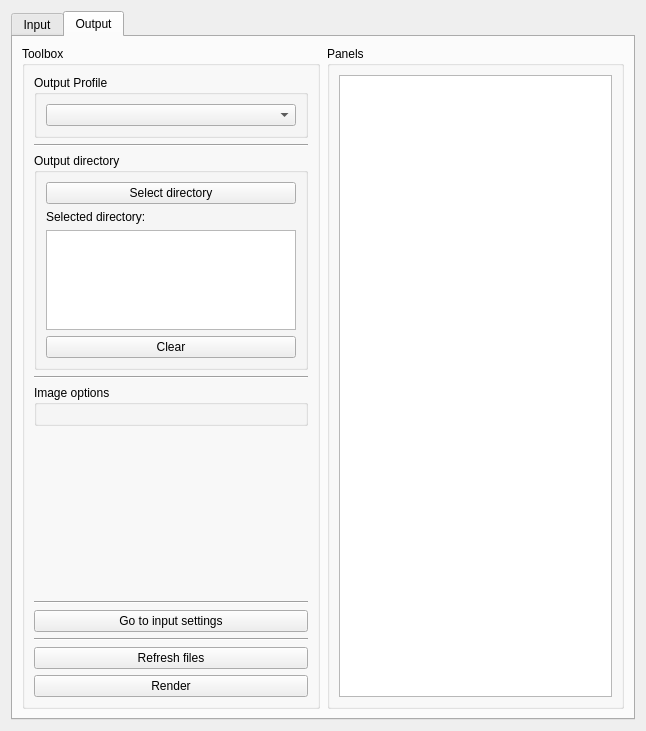
ShadobaDev/Platemaker-qt, file project.ui: the form before one commit.
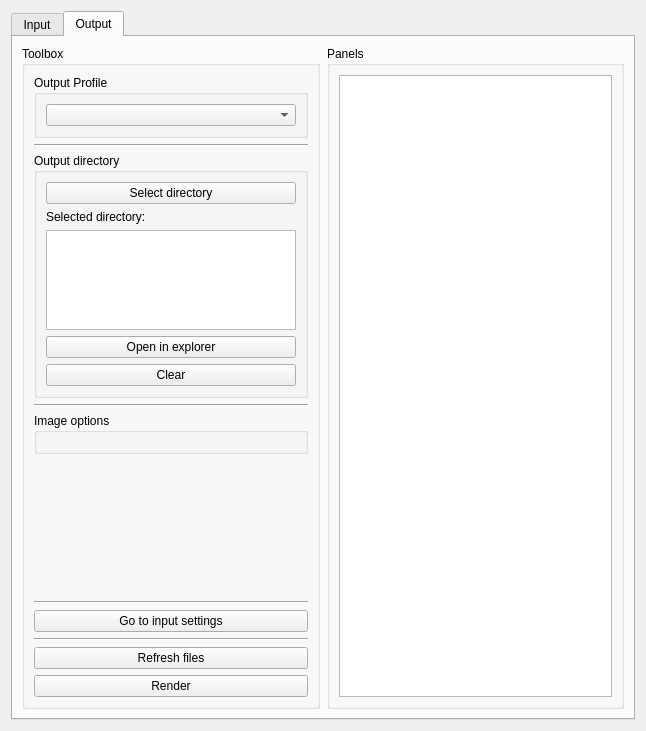
The form after the commit.

Commit message: feat(project): add functionality to open output directory and detect stale outputs

```diff
--- a/project.ui
+++ b/project.ui
@@ -452,6 +452,13 @@
                </property>
               </widget>
              </item>
+             <item>
+              <widget class="QPushButton" name="pushButtonODOpen">
+               <property name="text">
+                <string>Open in explorer</string>
+               </property>
+              </widget>
+             </item>
              <item>
               <widget class="QPushButton" name="pushButtonODClear">
                <property name="sizePolicy">
```
The commit also changes 6 other files.
